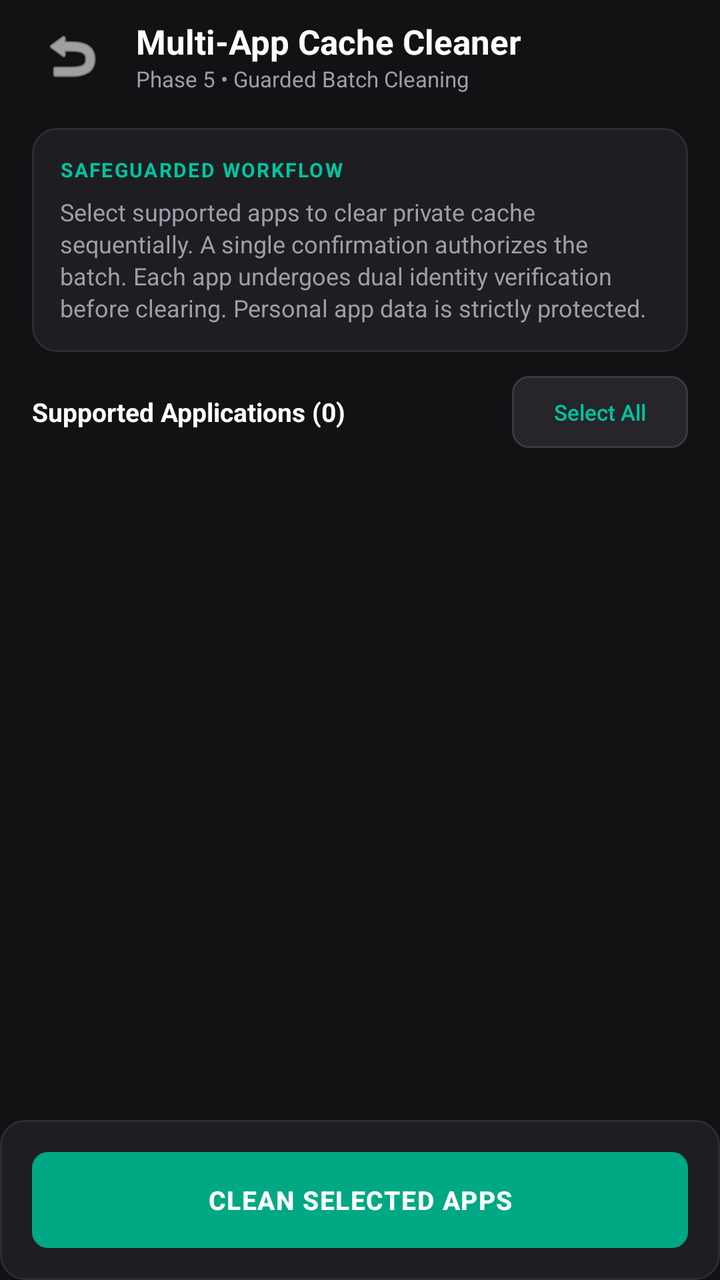
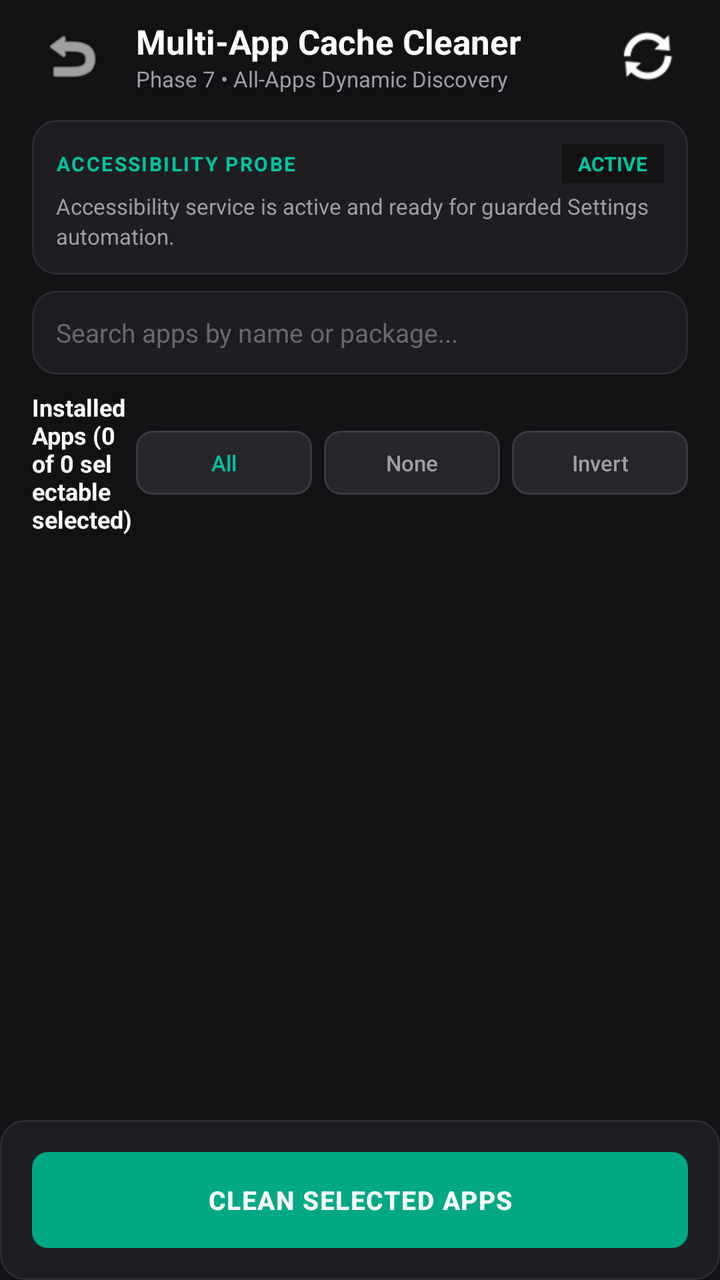

An Android layout rendered at two revisions. The XML below is the earlier revision; the diff shows what the commit changed to produce the second picture.
<!-- AndroidManifest.xml: application theme Theme.RMXCacheCleaner -->
<!-- res/layout/activity_app_selection.xml -->
<?xml version="1.0" encoding="utf-8"?>
<LinearLayout xmlns:android="http://schemas.android.com/apk/res/android"
    android:layout_width="match_parent"
    android:layout_height="match_parent"
    android:background="@color/bg_main"
    android:orientation="vertical">

    
    <LinearLayout
        android:layout_width="match_parent"
        android:layout_height="56dp"
        android:gravity="center_vertical"
        android:paddingStart="16dp"
        android:paddingEnd="16dp">

        <ImageButton
            android:id="@+id/btn_back"
            android:layout_width="40dp"
            android:layout_height="40dp"
            android:background="?android:attr/selectableItemBackgroundBorderless"
            android:contentDescription="@android:string/cancel"
            android:src="@android:drawable/ic_menu_revert"
            android:tint="@color/text_primary" />

        <LinearLayout
            android:layout_width="0dp"
            android:layout_height="wrap_content"
            android:layout_marginStart="12dp"
            android:layout_weight="1"
            android:orientation="vertical">

            <TextView
                android:layout_width="wrap_content"
                android:layout_height="wrap_content"
                android:text="Multi-App Cache Cleaner"
                android:textColor="@color/text_primary"
                android:textSize="17sp"
                android:textStyle="bold" />

            <TextView
                android:layout_width="wrap_content"
                android:layout_height="wrap_content"
                android:text="Phase 5 • Guarded Batch Cleaning"
                android:textColor="@color/text_secondary"
                android:textSize="11sp" />

        </LinearLayout>

    </LinearLayout>

    
    <ScrollView
        android:layout_width="match_parent"
        android:layout_height="0dp"
        android:layout_weight="1"
        android:fillViewport="true"
        android:paddingStart="16dp"
        android:paddingEnd="16dp">

        <LinearLayout
            android:layout_width="match_parent"
            android:layout_height="wrap_content"
            android:orientation="vertical"
            android:paddingBottom="24dp">

            
            <LinearLayout
                android:layout_width="match_parent"
                android:layout_height="wrap_content"
                android:layout_marginTop="8dp"
                android:layout_marginBottom="12dp"
                android:background="@drawable/card_background"
                android:orientation="vertical"
                android:padding="14dp">

                <TextView
                    android:layout_width="wrap_content"
                    android:layout_height="wrap_content"
                    android:letterSpacing="0.08"
                    android:text="SAFEGUARDED WORKFLOW"
                    android:textColor="@color/accent_badge"
                    android:textSize="10sp"
                    android:textStyle="bold" />

                <TextView
                    android:layout_width="match_parent"
                    android:layout_height="wrap_content"
                    android:layout_marginTop="6dp"
                    android:lineSpacingExtra="2dp"
                    android:text="Select supported apps to clear private cache sequentially. A single confirmation authorizes the batch. Each app undergoes dual identity verification before clearing. Personal app data is strictly protected."
                    android:textColor="@color/text_secondary"
                    android:textSize="12sp" />

            </LinearLayout>

            
            <LinearLayout
                android:layout_width="match_parent"
                android:layout_height="wrap_content"
                android:layout_marginBottom="8dp"
                android:gravity="center_vertical"
                android:orientation="horizontal">

                <TextView
                    android:id="@+id/tv_selection_count"
                    android:layout_width="0dp"
                    android:layout_height="wrap_content"
                    android:layout_weight="1"
                    android:text="Supported Applications (0)"
                    android:textColor="@color/text_primary"
                    android:textSize="13sp"
                    android:textStyle="bold" />

                <Button
                    android:id="@+id/btn_toggle_select_all"
                    android:layout_width="wrap_content"
                    android:layout_height="36dp"
                    android:background="@drawable/btn_secondary_background"
                    android:elevation="0dp"
                    android:paddingStart="12dp"
                    android:paddingEnd="12dp"
                    android:stateListAnimator="@null"
                    android:text="Select All"
                    android:textAllCaps="false"
                    android:textColor="@color/accent_badge"
                    android:textSize="11sp" />

            </LinearLayout>

            
            <LinearLayout
                android:id="@+id/ll_target_apps_list"
                android:layout_width="match_parent"
                android:layout_height="wrap_content"
                android:orientation="vertical" />

            
            <TextView
                android:id="@+id/tv_empty_notice"
                android:layout_width="match_parent"
                android:layout_height="wrap_content"
                android:layout_marginTop="24dp"
                android:gravity="center"
                android:text="No supported allowlisted third-party applications were found installed on this device."
                android:textColor="@color/text_muted"
                android:textSize="13sp"
                android:visibility="gone" />

            
            <LinearLayout
                android:id="@+id/ll_batch_progress"
                android:layout_width="match_parent"
                android:layout_height="wrap_content"
                android:layout_marginTop="12dp"
                android:background="@drawable/card_background"
                android:orientation="vertical"
                android:padding="14dp"
                android:visibility="gone">

                <TextView
                    android:id="@+id/tv_batch_progress_title"
                    android:layout_width="wrap_content"
                    android:layout_height="wrap_content"
                    android:letterSpacing="0.08"
                    android:text="BATCH IN PROGRESS"
                    android:textColor="@color/accent_badge"
                    android:textSize="10sp"
                    android:textStyle="bold" />

                <TextView
                    android:id="@+id/tv_batch_progress_message"
                    android:layout_width="match_parent"
                    android:layout_height="wrap_content"
                    android:layout_marginTop="6dp"
                    android:text="Processing 1 of 2: Instagram..."
                    android:textColor="@color/text_primary"
                    android:textSize="13sp"
                    android:textStyle="bold" />

                <ProgressBar
                    android:id="@+id/pb_batch_progress"
                    style="?android:attr/progressBarStyleHorizontal"
                    android:layout_width="match_parent"
                    android:layout_height="6dp"
                    android:layout_marginTop="10dp"
                    android:indeterminate="true" />

            </LinearLayout>

            
            <LinearLayout
                android:id="@+id/ll_batch_summary"
                android:layout_width="match_parent"
                android:layout_height="wrap_content"
                android:layout_marginTop="12dp"
                android:background="@drawable/card_background"
                android:orientation="vertical"
                android:padding="14dp"
                android:visibility="gone">

                <TextView
                    android:layout_width="wrap_content"
                    android:layout_height="wrap_content"
                    android:letterSpacing="0.08"
                    android:text="BATCH RESULTS SUMMARY"
                    android:textColor="@color/accent_badge"
                    android:textSize="10sp"
                    android:textStyle="bold" />

                <TextView
                    android:id="@+id/tv_batch_summary_text"
                    android:layout_width="match_parent"
                    android:layout_height="wrap_content"
                    android:layout_marginTop="6dp"
                    android:textColor="@color/text_primary"
                    android:textSize="13sp" />

            </LinearLayout>

        </LinearLayout>

    </ScrollView>

    
    <LinearLayout
        android:layout_width="match_parent"
        android:layout_height="wrap_content"
        android:background="@drawable/card_background"
        android:orientation="vertical"
        android:padding="16dp">

        <Button
            android:id="@+id/btn_clean_selected"
            android:layout_width="match_parent"
            android:layout_height="48dp"
            android:background="@drawable/btn_primary_background"
            android:elevation="0dp"
            android:letterSpacing="0.04"
            android:stateListAnimator="@null"
            android:text="CLEAN SELECTED APPS"
            android:textAllCaps="false"
            android:textColor="@color/text_primary"
            android:textSize="13sp"
            android:textStyle="bold" />

        <Button
            android:id="@+id/btn_cancel_batch"
            android:layout_width="match_parent"
            android:layout_height="44dp"
            android:layout_marginTop="8dp"
            android:background="@drawable/btn_secondary_background"
            android:elevation="0dp"
            android:letterSpacing="0.04"
            android:stateListAnimator="@null"
            android:text="CANCEL BATCH"
            android:textAllCaps="false"
            android:textColor="@android:color/holo_red_light"
            android:textSize="12sp"
            android:visibility="gone" />

    </LinearLayout>

</LinearLayout>
<!-- resources referenced by this layout -->
<resources>
  <color name="accent_badge">#00C49F</color>
  <color name="bg_main">#121214</color>
  <color name="text_muted">#686874</color>
  <color name="text_primary">#FFFFFF</color>
  <color name="text_secondary">#9E9EA8</color>
  <!-- drawable btn_primary_background (drawable) -->
  <?xml version="1.0" encoding="utf-8"?>
  <selector xmlns:android="http://schemas.android.com/apk/res/android">
      <item android:state_pressed="true">
          <shape android:shape="rectangle">
              <solid android:color="@color/btn_primary_pressed" />
              <corners android:radius="8dp" />
          </shape>
      </item>
      <item>
          <shape android:shape="rectangle">
              <solid android:color="@color/btn_primary_bg" />
              <corners android:radius="8dp" />
          </shape>
      </item>
  </selector>
  <!-- drawable btn_secondary_background (drawable) -->
  <?xml version="1.0" encoding="utf-8"?>
  <selector xmlns:android="http://schemas.android.com/apk/res/android">
      <item android:state_pressed="true">
          <shape android:shape="rectangle">
              <solid android:color="@color/btn_secondary_pressed" />
              <stroke
                  android:width="1dp"
                  android:color="@color/btn_secondary_border" />
              <corners android:radius="8dp" />
          </shape>
      </item>
      <item>
          <shape android:shape="rectangle">
              <solid android:color="@color/btn_secondary_bg" />
              <stroke
                  android:width="1dp"
                  android:color="@color/btn_secondary_border" />
              <corners android:radius="8dp" />
          </shape>
      </item>
  </selector>
  <!-- drawable card_background (drawable) -->
  <?xml version="1.0" encoding="utf-8"?>
  <shape xmlns:android="http://schemas.android.com/apk/res/android"
      android:shape="rectangle">
      <solid android:color="@color/bg_card" />
      <stroke
          android:width="1dp"
          android:color="@color/border_card" />
      <corners android:radius="12dp" />
  </shape>
  <style name="Theme.RMXCacheCleaner" parent="@android:style/Theme.DeviceDefault.NoActionBar">
          <item name="android:windowBackground">@color/bg_main</item>
          <item name="android:statusBarColor">@color/bg_main</item>
          <item name="android:navigationBarColor">@color/bg_main</item>
          <item name="android:windowLightStatusBar">false</item>
          <item name="android:colorBackground">@color/bg_main</item>
          <item name="android:textColorPrimary">@color/text_primary</item>
          <item name="android:textColorSecondary">@color/text_secondary</item>
      </style>
  <color name="btn_primary_pressed">#00876A</color>
  <color name="btn_primary_bg">#00A884</color>
  <color name="btn_secondary_pressed">#32323A</color>
  <color name="btn_secondary_border">#3A3A42</color>
  <color name="btn_secondary_bg">#25252A</color>
  <color name="bg_card">#1E1E22</color>
  <color name="border_card">#2C2C32</color>
</resources>

<!-- the commit's change to res/layout/activity_app_selection.xml (unified diff, before → after) -->
@@ -40,186 +40,322 @@
             <TextView
                 android:layout_width="wrap_content"
                 android:layout_height="wrap_content"
-                android:text="Phase 5 • Guarded Batch Cleaning"
+                android:text="Phase 7 • All-Apps Dynamic Discovery"
                 android:textColor="@color/text_secondary"
                 android:textSize="11sp" />
 
         </LinearLayout>
 
+        <ImageButton
+            android:id="@+id/btn_refresh_apps"
+            android:layout_width="40dp"
+            android:layout_height="40dp"
+            android:background="?android:attr/selectableItemBackgroundBorderless"
+            android:contentDescription="Refresh app list"
+            android:src="@android:drawable/ic_popup_sync"
+            android:tint="@color/text_primary" />
+
     </LinearLayout>
 
     
-    <ScrollView
-        android:layout_width="match_parent"
-        android:layout_height="0dp"
-        android:layout_weight="1"
-        android:fillViewport="true"
+    <LinearLayout
+        android:layout_width="match_parent"
+        android:layout_height="wrap_content"
+        android:orientation="vertical"
         android:paddingStart="16dp"
         android:paddingEnd="16dp">
 
+        
         <LinearLayout
-            android:layout_width="match_parent"
-            android:layout_height="wrap_content"
+            android:id="@+id/ll_a11y_status_card"
+            android:layout_width="match_parent"
+            android:layout_height="wrap_content"
+            android:layout_marginTop="4dp"
+            android:layout_marginBottom="8dp"
+            android:background="@drawable/card_background"
             android:orientation="vertical"
-            android:paddingBottom="24dp">
-
-            
+            android:padding="12dp">
+
             <LinearLayout
                 android:layout_width="match_parent"
                 android:layout_height="wrap_content"
-                android:layout_marginTop="8dp"
-                android:layout_marginBottom="12dp"
-                android:background="@drawable/card_background"
-                android:orientation="vertical"
-                android:padding="14dp">
+                android:gravity="center_vertical"
+                android:orientation="horizontal">
 
                 <TextView
-                    android:layout_width="wrap_content"
+                    android:layout_width="0dp"
                     android:layout_height="wrap_content"
+                    android:layout_weight="1"
                     android:letterSpacing="0.08"
-                    android:text="SAFEGUARDED WORKFLOW"
+                    android:text="ACCESSIBILITY PROBE"
                     android:textColor="@color/accent_badge"
                     android:textSize="10sp"
                     android:textStyle="bold" />
 
                 <TextView
-                    android:layout_width="match_parent"
-                    android:layout_height="wrap_content"
-                    android:layout_marginTop="6dp"
-                    android:lineSpacingExtra="2dp"
-                    android:text="Select supported apps to clear private cache sequentially. A single confirmation authorizes the batch. Each app undergoes dual identity verification before clearing. Personal app data is strictly protected."
-                    android:textColor="@color/text_secondary"
-                    android:textSize="12sp" />
-
-            </LinearLayout>
-
-            
-            <LinearLayout
-                android:layout_width="match_parent"
-                android:layout_height="wrap_content"
-                android:layout_marginBottom="8dp"
-                android:gravity="center_vertical"
-                android:orientation="horizontal">
-
-                <TextView
-                    android:id="@+id/tv_selection_count"
-                    android:layout_width="0dp"
-                    android:layout_height="wrap_content"
-                    android:layout_weight="1"
-                    android:text="Supported Applications (0)"
-                    android:textColor="@color/text_primary"
-                    android:textSize="13sp"
-                    android:textStyle="bold" />
-
-                <Button
-                    android:id="@+id/btn_toggle_select_all"
-                    android:layout_width="wrap_content"
-                    android:layout_height="36dp"
-                    android:background="@drawable/btn_secondary_background"
-                    android:elevation="0dp"
-                    android:paddingStart="12dp"
-                    android:paddingEnd="12dp"
-                    android:stateListAnimator="@null"
-                    android:text="Select All"
-                    android:textAllCaps="false"
-                    android:textColor="@color/accent_badge"
-                    android:textSize="11sp" />
-
-            </LinearLayout>
-
-            
-            <LinearLayout
-                android:id="@+id/ll_target_apps_list"
-                android:layout_width="match_parent"
-                android:layout_height="wrap_content"
-                android:orientation="vertical" />
-
-            
-            <TextView
-                android:id="@+id/tv_empty_notice"
-                android:layout_width="match_parent"
-                android:layout_height="wrap_content"
-                android:layout_marginTop="24dp"
-                android:gravity="center"
-                android:text="No supported allowlisted third-party applications were found installed on this device."
-                android:textColor="@color/text_muted"
-                android:textSize="13sp"
-                android:visibility="gone" />
-
-            
-            <LinearLayout
-                android:id="@+id/ll_batch_progress"
-                android:layout_width="match_parent"
-                android:layout_height="wrap_content"
-                android:layout_marginTop="12dp"
-                android:background="@drawable/card_background"
-                android:orientation="vertical"
-                android:padding="14dp"
-                android:visibility="gone">
-
-                <TextView
-                    android:id="@+id/tv_batch_progress_title"
+                    android:id="@+id/tv_a11y_status_badge"
                     android:layout_width="wrap_content"
                     android:layout_height="wrap_content"
-                    android:letterSpacing="0.08"
-                    android:text="BATCH IN PROGRESS"
+                    android:background="@color/bg_main"
+                    android:paddingStart="8dp"
+                    android:paddingTop="3dp"
+                    android:paddingEnd="8dp"
+                    android:paddingBottom="3dp"
+                    android:text="ACTIVE"
                     android:textColor="@color/accent_badge"
                     android:textSize="10sp"
                     android:textStyle="bold" />
 
-                <TextView
-                    android:id="@+id/tv_batch_progress_message"
-                    android:layout_width="match_parent"
-                    android:layout_height="wrap_content"
-                    android:layout_marginTop="6dp"
-                    android:text="Processing 1 of 2: Instagram..."
-                    android:textColor="@color/text_primary"
-                    android:textSize="13sp"
-                    android:textStyle="bold" />
-
-                <ProgressBar
-                    android:id="@+id/pb_batch_progress"
-                    style="?android:attr/progressBarStyleHorizontal"
-                    android:layout_width="match_parent"
-                    android:layout_height="6dp"
-                    android:layout_marginTop="10dp"
-                    android:indeterminate="true" />
-
             </LinearLayout>
 
-            
-            <LinearLayout
-                android:id="@+id/ll_batch_summary"
+            <TextView
+                android:id="@+id/tv_a11y_status_desc"
                 android:layout_width="match_parent"
                 android:layout_height="wrap_content"
-                android:layout_marginTop="12dp"
-                android:background="@drawable/card_background"
-                android:orientation="vertical"
-                android:padding="14dp"
-                android:visibility="gone">
-
-                <TextView
-                    android:layout_width="wrap_content"
-                    android:layout_height="wrap_content"
-                    android:letterSpacing="0.08"
-                    android:text="BATCH RESULTS SUMMARY"
-                    android:textColor="@color/accent_badge"
-                    android:textSize="10sp"
-                    android:textStyle="bold" />
-
-                <TextView
-                    android:id="@+id/tv_batch_summary_text"
-                    android:layout_width="match_parent"
-                    android:layout_height="wrap_content"
-                    android:layout_marginTop="6dp"
-                    android:textColor="@color/text_primary"
-                    android:textSize="13sp" />
-
-            </LinearLayout>
+                android:layout_marginTop="4dp"
+                android:lineSpacingExtra="2dp"
+                android:text="Accessibility service is active and ready for guarded Settings automation."
+                android:textColor="@color/text_secondary"
+                android:textSize="11sp" />
+
+            <Button
+                android:id="@+id/btn_open_a11y_settings"
+                android:layout_width="match_parent"
+                android:layout_height="36dp"
+                android:layout_marginTop="8dp"
+                android:background="@drawable/btn_secondary_background"
+                android:elevation="0dp"
+                android:stateListAnimator="@null"
+                android:text="Enable in Accessibility Settings"
+                android:textAllCaps="false"
+                android:textColor="@color/accent_badge"
+                android:textSize="12sp"
+                android:visibility="gone" />
 
         </LinearLayout>
 
-    </ScrollView>
+        
+        <LinearLayout
+            android:layout_width="match_parent"
+            android:layout_height="wrap_content"
+            android:layout_marginBottom="8dp"
+            android:background="@drawable/card_background"
+            android:gravity="center_vertical"
+            android:orientation="horizontal"
+            android:paddingStart="12dp"
+            android:paddingEnd="12dp">
+
+            <EditText
+                android:id="@+id/et_search_apps"
+                android:layout_width="match_parent"
+                android:layout_height="42dp"
+                android:background="@null"
+                android:hint="Search apps by name or package..."
+                android:imeOptions="actionDone"
+                android:singleLine="true"
+                android:textColor="@color/text_primary"
+                android:textColorHint="@color/text_muted"
+                android:textSize="13sp" />
+        </LinearLayout>
+
+        
+        <LinearLayout
+            android:layout_width="match_parent"
+            android:layout_height="wrap_content"
+            android:layout_marginBottom="8dp"
+            android:gravity="center_vertical"
+            android:orientation="horizontal">
+
+            <TextView
+                android:id="@+id/tv_selection_count"
+                android:layout_width="0dp"
+                android:layout_height="wrap_content"
+                android:layout_weight="1"
+                android:text="Installed Apps (0 of 0 selectable selected)"
+                android:textColor="@color/text_primary"
+                android:textSize="12sp"
+                android:textStyle="bold" />
+
+            <Button
+                android:id="@+id/btn_select_all"
+                android:layout_width="wrap_content"
+                android:layout_height="32dp"
+                android:background="@drawable/btn_secondary_background"
+                android:elevation="0dp"
+                android:paddingStart="8dp"
+                android:paddingEnd="8dp"
+                android:stateListAnimator="@null"
+                android:text="All"
+                android:textAllCaps="false"
+                android:textColor="@color/accent_badge"
+                android:textSize="11sp" />
+
+            <Button
+                android:id="@+id/btn_deselect_all"
+                android:layout_width="wrap_content"
+                android:layout_height="32dp"
+                android:layout_marginStart="6dp"
+                android:background="@drawable/btn_secondary_background"
+                android:elevation="0dp"
+                android:paddingStart="8dp"
+                android:paddingEnd="8dp"
+                android:stateListAnimator="@null"
+                android:text="None"
+                android:textAllCaps="false"
+                android:textColor="@color/text_secondary"
+                android:textSize="11sp" />
+
+            <Button
+                android:id="@+id/btn_invert_selection"
+                android:layout_width="wrap_content"
+                android:layout_height="32dp"
+                android:layout_marginStart="6dp"
+                android:background="@drawable/btn_secondary_background"
+                android:elevation="0dp"
+                android:paddingStart="8dp"
+                android:paddingEnd="8dp"
+                android:stateListAnimator="@null"
+                android:text="Invert"
+                android:textAllCaps="false"
+                android:textColor="@color/text_secondary"
+                android:textSize="11sp" />
+
+        </LinearLayout>
+
+    </LinearLayout>
+
+    
+    <FrameLayout
+        android:layout_width="match_parent"
+        android:layout_height="0dp"
+        android:layout_weight="1"
+        android:paddingStart="16dp"
+        android:paddingEnd="16dp">
+
+        <androidx.recyclerview.widget.RecyclerView
+            android:id="@+id/rv_target_apps"
+            android:layout_width="match_parent"
+            android:layout_height="match_parent"
+            android:clipToPadding="false"
+            android:scrollbars="vertical" />
+
+        
+        <TextView
+            android:id="@+id/tv_empty_notice"
+            android:layout_width="match_parent"
+            android:layout_height="wrap_content"
+            android:layout_gravity="center"
+            android:gravity="center"
+            android:lineSpacingExtra="3dp"
+            android:padding="24dp"
+            android:text="No supported applications found on this device."
+            android:textColor="@color/text_secondary"
+            android:textSize="13sp"
+            android:visibility="gone" />
+
+    </FrameLayout>
+
+    
+    <LinearLayout
+        android:id="@+id/ll_batch_progress"
+        android:layout_width="match_parent"
+        android:layout_height="wrap_content"
+        android:layout_marginStart="16dp"
+        android:layout_marginEnd="16dp"
+        android:layout_marginBottom="8dp"
+        android:background="@drawable/card_background"
+        android:orientation="vertical"
+        android:padding="12dp"
+        android:visibility="gone">
+
+        <LinearLayout
+            android:layout_width="match_parent"
+            android:layout_height="wrap_content"
+            android:gravity="center_vertical"
+            android:orientation="horizontal">
+
+            <TextView
+                android:layout_width="0dp"
+                android:layout_height="wrap_content"
+                android:layout_weight="1"
+                android:letterSpacing="0.08"
+                android:text="BATCH PROGRESS"
+                android:textColor="@color/accent_badge"
+                android:textSize="10sp"
+                android:textStyle="bold" />
+
+            <TextView
+                android:id="@+id/tv_batch_progress_title"
+                android:layout_width="wrap_content"
+                android:layout_height="wrap_content"
+                android:text="1 of 4"
+                android:textColor="@color/text_primary"
+                android:textSize="11sp"
+                android:textStyle="bold" />
+
+        </LinearLayout>
+
+        <TextView
+            android:id="@+id/tv_batch_progress_message"
+            android:layout_width="match_parent"
+            android:layout_height="wrap_content"
+            android:layout_marginTop="4dp"
+            android:text="Processing target app..."
+            android:textColor="@color/text_primary"
+            android:textSize="13sp"
+            android:textStyle="bold" />
+
+        <TextView
+            android:id="@+id/tv_batch_progress_step"
+            android:layout_width="match_parent"
+            android:layout_height="wrap_content"
+            android:layout_marginTop="2dp"
+            android:text="Opening Settings..."
+            android:textColor="@color/text_secondary"
+            android:textSize="11sp" />
+
+        <ProgressBar
+            android:id="@+id/pb_batch_progress"
+            style="?android:attr/progressBarStyleHorizontal"
+            android:layout_width="match_parent"
+            android:layout_height="4dp"
+            android:layout_marginTop="8dp"
+            android:indeterminate="true" />
+
+    </LinearLayout>
+
+    
+    <LinearLayout
+        android:id="@+id/ll_batch_summary"
+        android:layout_width="match_parent"
+        android:layout_height="wrap_content"
+        android:layout_marginStart="16dp"
+        android:layout_marginEnd="16dp"
+        android:layout_marginBottom="8dp"
+        android:background="@drawable/card_background"
+        android:orientation="vertical"
+        android:padding="12dp"
+        android:visibility="gone">
+
+        <TextView
+            android:id="@+id/tv_batch_summary_title"
+            android:layout_width="wrap_content"
+            android:layout_height="wrap_content"
+            android:letterSpacing="0.08"
+            android:text="BATCH RESULTS SUMMARY"
+            android:textColor="@color/accent_badge"
+            android:textSize="10sp"
+            android:textStyle="bold" />
+
+        <TextView
+            android:id="@+id/tv_batch_summary_text"
+            android:layout_width="match_parent"
+            android:layout_height="wrap_content"
+            android:layout_marginTop="4dp"
+            android:textColor="@color/text_primary"
+            android:textSize="12sp" />
+
+    </LinearLayout>
 
     
     <LinearLayout
@@ -228,6 +364,17 @@
         android:background="@drawable/card_background"
         android:orientation="vertical"
         android:padding="16dp">
+
+        <TextView
+            android:id="@+id/tv_selection_hint"
+            android:layout_width="match_parent"
+            android:layout_height="wrap_content"
+            android:layout_marginBottom="8dp"
+            android:gravity="center"
+            android:text="Select at least one application to begin cleaning"
+            android:textColor="@color/text_muted"
+            android:textSize="12sp"
+            android:visibility="gone" />
 
         <Button
             android:id="@+id/btn_clean_selected"
